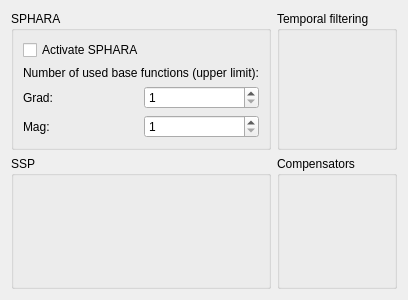
Qt form applications/mne_x/plugins/noisereduction/FormFiles/noisereductionoptionswidget.ui (mne-tools/mne-cpp) before a commit.
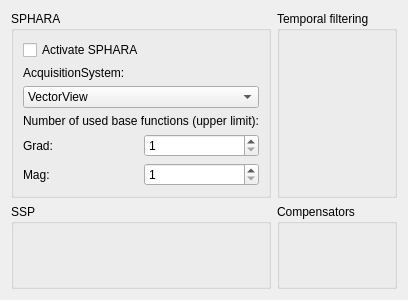
The same form after that commit.

Commit message: [MX-99] Add acquisition system combo box

What changed in the file:
```diff
--- a/applications/mne_x/plugins/noisereduction/FormFiles/noisereductionoptionswidget.ui
+++ b/applications/mne_x/plugins/noisereduction/FormFiles/noisereductionoptionswidget.ui
@@ -27,13 +27,6 @@
       <string>SPHARA</string>
      </property>
      <layout class="QGridLayout" name="gridLayout_2">
-      <item row="3" column="1">
-       <widget class="QSpinBox" name="m_spinBox_nBaseFctsMag">
-        <property name="minimum">
-         <number>1</number>
-        </property>
-       </widget>
-      </item>
       <item row="0" column="0" colspan="2">
        <widget class="QCheckBox" name="m_checkBox_activateSphara">
         <property name="text">
@@ -41,7 +34,7 @@
         </property>
        </widget>
       </item>
-      <item row="2" column="1">
+      <item row="4" column="1">
        <widget class="QSpinBox" name="m_spinBox_nBaseFctsGrad">
         <property name="minimum">
          <number>1</number>
@@ -51,27 +44,55 @@
         </property>
        </widget>
       </item>
-      <item row="2" column="0">
-       <widget class="QLabel" name="m_label_nBaseFctsGrad">
-        <property name="text">
-         <string>Grad:</string>
+      <item row="5" column="1">
+       <widget class="QSpinBox" name="m_spinBox_nBaseFctsMag">
+        <property name="minimum">
+         <number>1</number>
         </property>
        </widget>
       </item>
-      <item row="1" column="0" colspan="2">
-       <widget class="QLabel" name="label">
-        <property name="text">
-         <string>Number of used base functions (upper limit):</string>
-        </property>
-       </widget>
-      </item>
-      <item row="3" column="0">
+      <item row="5" column="0">
        <widget class="QLabel" name="m_label_nBaseFctsMag">
         <property name="text">
          <string>Mag:</string>
         </property>
        </widget>
       </item>
+      <item row="3" column="0" colspan="2">
+       <widget class="QLabel" name="label">
+        <property name="text">
+         <string>Number of used base functions (upper limit):</string>
+        </property>
+       </widget>
+      </item>
+      <item row="4" column="0">
+       <widget class="QLabel" name="m_label_nBaseFctsGrad">
+        <property name="text">
+         <string>Grad:</string>
+        </property>
+       </widget>
+      </item>
+      <item row="2" column="0" colspan="2">
+       <widget class="QComboBox" name="m_comboBox_acquisitionSystem">
+        <item>
+         <property name="text">
+          <string>VectorView</string>
+         </property>
+        </item>
+        <item>
+         <property name="text">
+          <string>BabyMEG</string>
+         </property>
+        </item>
+       </widget>
+      </item>
+      <item row="1" column="0">
+       <widget class="QLabel" name="label_2">
+        <property name="text">
+         <string>AcquisitionSystem:</string>
+        </property>
+       </widget>
+      </item>
      </layout>
     </widget>
    </item>
```
The commit also changes 4 other files.
